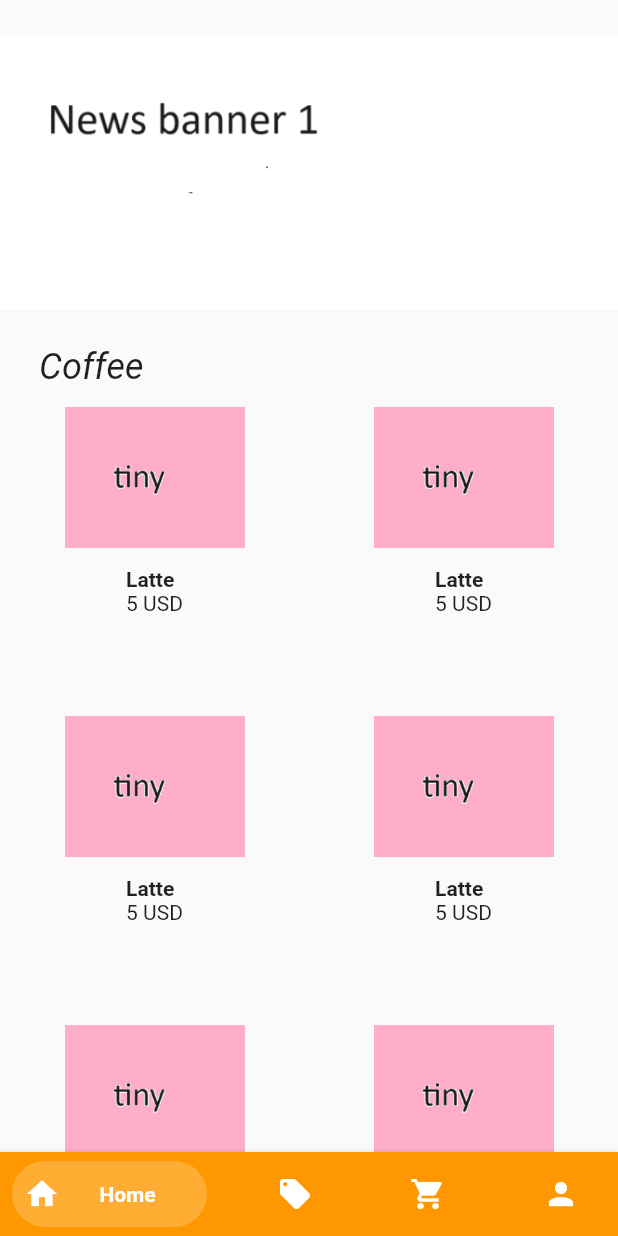
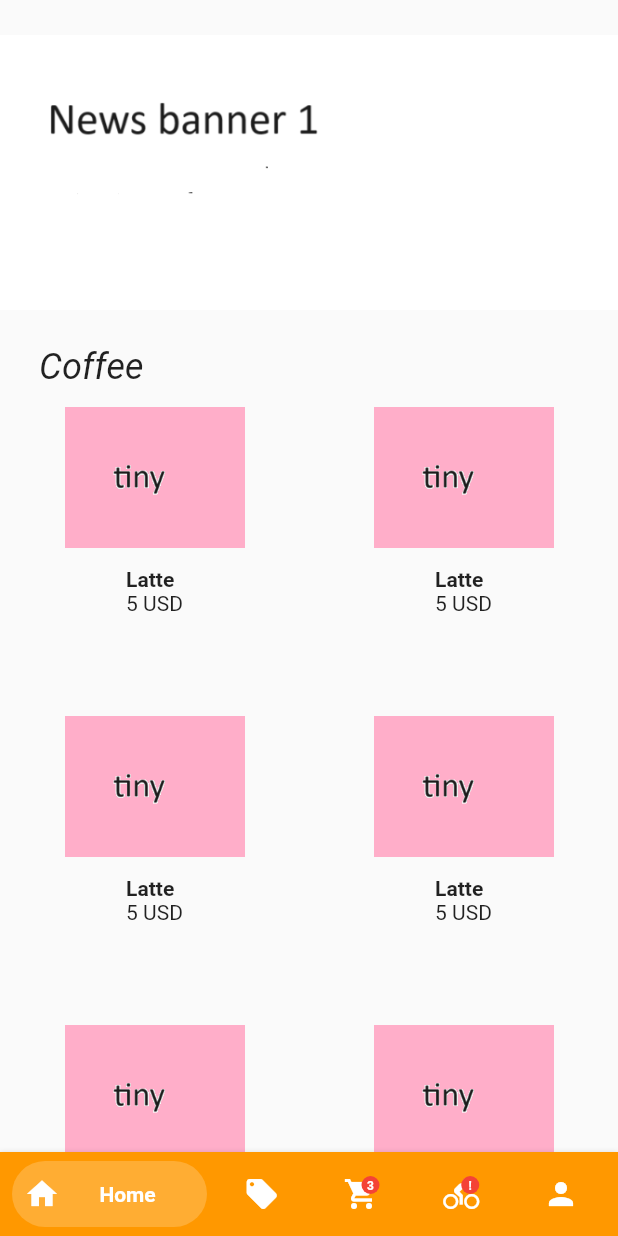
Before and after one commit to pawaka2020/nocoffeenocure, a Flutter app: the screen it shows after launch, on a phone screen of 412 x 824 dp. Run offline on Flutter 3.47's test engine with Material 2 defaults, Android fonts, the phone set to English and light mode, and no system bars; drawn by our look-alikes of bottom_navy_bar.

Commit message:
work done for now

```diff
--- a/lib/dummy_screen.dart
+++ b/lib/dummy_screen.dart
@@ -1,3 +1,7 @@
+/*
+This is just a dummy screen for quick testing.
+*/
+
 import 'package:flutter/material.dart';
 
 class DummyScreen extends StatelessWidget {
--- a/lib/main.dart
+++ b/lib/main.dart
@@ -1,77 +1,20 @@
-// import 'package:flutter/material.dart';
-//
-// void main() {
-//   runApp(const MyApp());
-// }
-//
-// class MyApp extends StatelessWidget {
-//   const MyApp({super.key});
-//   @override
-//   Widget build(BuildContext context) {
-//     return MaterialApp(
-//       title: 'Flutter Demo',
-//       theme: ThemeData(
-//           colorScheme: ColorScheme.
-//           fromSwatch(primarySwatch: Colors.orange).
-//           copyWith(background: Colors.white)
-//       ),
-//       home: const MyHomePage(title: 'Flutter Demo Home Page'),
-//     );
-//   }
-// }
-//
-// class MyHomePage extends StatefulWidget {
-//   const MyHomePage({super.key, required this.title});
-//   final String title;
-//   @override
-//   State<MyHomePage> createState() => _MyHomePageState();
-// }
-//
-// class _MyHomePageState extends State<MyHomePage> {
-//   int _counter = 0;
-//   void _incrementCounter() {
-//     setState(() {
-//       _counter++;
-//     });
-//   }
-//   @override
-//   Widget build(BuildContext context) {
-//     return Scaffold(
-//       appBar: AppBar(
-//         backgroundColor: Theme.of(context).colorScheme.inversePrimary,
-//         title: Text(widget.title),
-//       ),
-//       body: Center(
-//         child: Column(
-//           mainAxisAlignment: MainAxisAlignment.center,
-//           children: <Widget>[
-//             const Text(
-//               'You have pushed the button this many times:',
-//             ),
-//             Text(
-//               '$_counter',
-//               style: Theme.of(context).textTheme.headlineMedium,
-//             ),
-//           ],
-//         ),
-//       ),
-//       floatingActionButton: FloatingActionButton(
-//         onPressed: _incrementCounter,
-//         tooltip: 'Increment',
-//         child: const Icon(Icons.add),
-//       ), // This trailing comma makes auto-formatting nicer for build methods.
-//     );
-//   }
-// }
 import 'package:flutter/material.dart';
-import 'package:nocoffeenocure/screens/home_screen.dart';
-import 'package:nocoffeenocure/screens/menu.dart';
-import 'package:nocoffeenocure/widgets/top_banner.dart';
-//import 'package:nocoffeenocure/screens/top_banner.dart';
+import 'package:nocoffeenocure/provider/cart_count_notifier.dart';
+import 'package:provider/provider.dart';
 import 'screens/splash_screen.dart'; // Import your splash screen file.
 
+/*
+Implement CartCountNotifier to allow changes to cart icon's badge display in
+HomeScreen.
+Launches the app as usual afterwards starting with SplashScreen as first screen.
+ */
 void main() {
-  runApp(const MyApp());
+  runApp(
+    ChangeNotifierProvider(
+      create: (context) => CartCountNotifier(),
+      child: MyApp(),
+    ),
+  );
 }
 
 class MyApp extends StatelessWidget {
@@ -79,29 +22,14 @@ class MyApp extends StatelessWidget {
 
   @override
   Widget build(BuildContext context) {
-    // return MaterialApp(
-    //   title: 'Your App Title',
-    //   theme: ThemeData(
-    //       colorScheme: ColorScheme.
-    //       fromSwatch(primarySwatch: Colors.orange).
-    //       copyWith(background: Colors.white)
-    //   ),
-    //   initialRoute: '/splash', // Set the initial route to your splash screen.
-    //   routes: {
-    //     '/splash': (context) => const SplashScreen(), // Define the route for the splash screen.
-    //     // Define other routes for your app as needed.
-    //   },
-    // );
     return MaterialApp(
-      title:'No Cofee No Cure',
+      title:'No Coffee No Cure',
       theme: ThemeData(
             colorScheme: ColorScheme.
             fromSwatch(primarySwatch: Colors.orange).
             copyWith(background: Colors.white)
       ),
-      //home: const SplashScreen()
-        //test layouts and screens here
-      home:HomeScreen()
+      home: const SplashScreen()
     );
   }
 }
--- a/lib/screens/home_screen.dart
+++ b/lib/screens/home_screen.dart
@@ -1,45 +1,76 @@
 import 'package:flutter/material.dart';
 import 'package:bottom_navy_bar/bottom_navy_bar.dart';
 import 'package:nocoffeenocure/widgets/top_banner.dart';
-import '../widgets/placeholder_block.dart';
+import '../widgets/bottom_nav_bar.dart';
 import 'menu.dart';
+import 'package:nocoffeenocure/screens/me/me.dart';
 
+/*
+Main screen of app.
+This app has 3 main components:
+1 - A banner at the top to show [news] items in a auto rotation.
+2 - Menu items at the middle.
+3 - Bottom navigation bar.
+*/
 class HomeScreen extends StatefulWidget {
   @override
   _HomeScreenState createState() => _HomeScreenState();
 }
 
+//Display [news] items
+Column bannermenu = Column(
+  children: [
+    Expanded(
+        flex: 3,
+        child: TopBanner()
+    ),
+    Expanded(
+        flex: 7,
+        child: MenuWidget()
+    )
+  ],
+);
+
 class _HomeScreenState extends State<HomeScreen> {
   int _currentIndex = 0; // Current selected tab index
+  PageController _pageController = PageController(initialPage: 0);
 
   @override
   Widget build(BuildContext context) {
     return Scaffold(
-      body: Column(
+      body: PageView(
+        controller: _pageController,
         children: [
-          Expanded(
-            flex: 3,
-            child: TopBanner()
-          ),
-          Expanded(
-            flex: 7,
-            child: MenuWidget()
-          )
+          HomePage(), // Default page shown on app launch
+          VouchersPage(), // Vouchers page
+          CartPage(), // Cart page
+          TrackPage(),
+          Me()
         ],
-      ),// Show the selected tab content
-      bottomNavigationBar: buildBottomNavigationBar(0), // Call the function
+        onPageChanged: (index) {
+          setState(() {
+            _currentIndex = index;
+          });
+        },
+      ),
+      //bottom nav bar, using a custom library instead of Flutter's default
+      //only 'track' and 'cart' are coded, others will be coded later.
+      bottomNavigationBar:buildBottomNavigationBar(),
     );
   }
 
-  // Function to build the BottomNavyBar
-  Widget buildBottomNavigationBar(int currentIndex) {
+  Widget buildBottomNavigationBar() {
     return BottomNavyBar(
-      selectedIndex: currentIndex,
+      selectedIndex: _currentIndex,
       backgroundColor: Colors.orange, // Set the background color
       onItemSelected: (int index) {
-        // Handle tab selection
         setState(() {
           _currentIndex = index;
+          _pageController.animateToPage(
+            index,
+            duration: Duration(milliseconds: 300),
+            curve: Curves.ease,
+          );
         });
       },
       items: [
@@ -55,12 +86,8 @@ class _HomeScreenState extends State<HomeScreen> {
           activeColor: Colors.white, // Set active tab text color
           textAlign: TextAlign.center,
         ),
-        BottomNavyBarItem(
-          icon: Icon(Icons.shopping_cart), // Change the icon to a shopping cart icon.
-          title: Text('Cart', style: TextStyle(color: Colors.white)), // Set text color
-          activeColor: Colors.white, // Set active tab text color
-          textAlign: TextAlign.center,
-        ),
+        cart,
+        track,
         BottomNavyBarItem(
           icon: Icon(Icons.person),
           title: Text('Me', style: TextStyle(color: Colors.white)), // Set text color
@@ -70,5 +97,38 @@ class _HomeScreenState extends State<HomeScreen> {
       ],
     );
   }
+}
 
+class HomePage extends StatelessWidget {
+  @override
+  Widget build(BuildContext context) {
+    return bannermenu;
+  }
 }
+
+class VouchersPage extends StatelessWidget {
+  @override
+  Widget build(BuildContext context) {
+    return Center(
+      child: Text('Vouchers Page'),
+    );
+  }
+}
+
+class CartPage extends StatelessWidget {
+  @override
+  Widget build(BuildContext context) {
+    return Center(
+      child: Text('Cart Page'),
+    );
+  }
+}
+
+class TrackPage extends StatelessWidget {
+  @override
+  Widget build(BuildContext context) {
+    return Center(
+      child: Text('Track Page'),
+    );
+  }
+}
--- /dev/null
+++ b/lib/screens/me/about_us.dart
@@ -0,0 +1 @@
+import 'package:flutter/material.dart';
--- /dev/null
+++ b/lib/screens/me/privacy_policy.dart
@@ -0,0 +1 @@
+import 'package:flutter/material.dart';
--- /dev/null
+++ b/lib/screens/me/talk_to_us.dart
@@ -0,0 +1 @@
+import 'package:flutter/material.dart';
--- /dev/null
+++ b/lib/screens/me/terms_of_service.dart
@@ -0,0 +1 @@
+import 'package:flutter/material.dart';
--- a/lib/screens/splash_screen.dart
+++ b/lib/screens/splash_screen.dart
@@ -1,26 +1,22 @@
-// Displays the app's logo and a loading animation during app initialization.
-// TODO: Replace image and text with an actual single image that displays store
-// TODO: logo and the catchphrase 'NO COFFEE NO CURE'.
-
 import 'package:flutter/material.dart';
-
-import '../dummy_screen.dart';
 import 'onboarding_screen.dart';
 
+/*
+Shows No Coffee No Cure's company logo for 3 seconds before moving to the next
+screen.
+*/
 class SplashScreen extends StatefulWidget {
   const SplashScreen({super.key});
-
   @override
   State<SplashScreen> createState() => _SplashScreenState();
 }
 
 class _SplashScreenState extends State<SplashScreen> {
+  //navigate to next screen after 3 seconds delay
   @override
   void initState() {
     super.initState();
-    //navigate to next screen after 3 seconds delay
     Future.delayed(const Duration(seconds: 3), () {
-      //Navigator.pushReplacement(context, MaterialPageRoute(builder: (context) => const DummyScreen()));
       Navigator.pushReplacement(context, MaterialPageRoute(builder: (context) => OnboardingScreen()));
     });
   }
--- a/lib/widgets/bottom_nav_bar.dart
+++ b/lib/widgets/bottom_nav_bar.dart
@@ -0,0 +1,144 @@
+import 'package:bottom_navy_bar/bottom_navy_bar.dart';
+import 'package:flutter/material.dart';
+import 'package:flutter/foundation.dart';
+import 'package:flutter/material.dart';
+import 'package:provider/provider.dart';
+
+BottomNavyBarItem buildNavyBarItem(IconData icondata, String title){
+  return BottomNavyBarItem(
+    icon: Icon(icondata),
+    title: Text(title, style: TextStyle(color:Colors.white)),
+    activeColor: Colors.white,
+    textAlign: TextAlign.center,
+  );
+}
+
+//icon changed.
+//integrate with 'Consumer' widget later.
+BottomNavyBarItem cart = BottomNavyBarItem(
+  icon: Stack(
+    children: [
+      Icon(Icons.shopping_cart), //the icon
+      Positioned(
+        //right: 0,
+        left: 12,
+        child: Container(
+          padding: EdgeInsets.all(2),
+          decoration: BoxDecoration(
+            shape: BoxShape.circle,
+            color: Colors.red, // Set the background color of the badge
+          ),
+          child: CircleAvatar(
+            radius: 4, // Adjust the size of the badge, default 10
+            backgroundColor: Colors.transparent,
+            child: Text(
+              '3', // Replace with the actual number of items in the cart
+              style: TextStyle(
+                fontSize: 8,
+                color: Colors.white,
+                fontWeight: FontWeight.bold,
+              ),
+            ),
+          ), //'number'
+        ),
+      ), //the badge
+    ],
+  ),
+  title: Text('Cart', style: TextStyle(color: Colors.white)),
+  activeColor: Colors.white,
+  textAlign: TextAlign.center,
+);
+
+//also integrate with 'Consumer' widget later.
+BottomNavyBarItem track = BottomNavyBarItem(
+  icon: Stack(
+    children: [
+      Icon(Icons.directions_bike), //the icon
+      Positioned(
+        left: 12,
+        child: Container(
+          padding: EdgeInsets.all(2),
+          decoration: BoxDecoration(
+            shape: BoxShape.circle,
+            color: Colors.red,
+          ),
+          child: CircleAvatar(
+            radius: 4,
+            backgroundColor: Colors.transparent,
+            child: Text(
+              '!',
+              style: TextStyle(
+                fontSize:8, //default 10
+                color: Colors.white,
+                fontWeight: FontWeight.bold,
+              ),
+            ),
+          ), //'number'
+        ),
+      ), //the badge
+    ],
+  ),
+  title: Text('Track', style: TextStyle(color: Colors.white)),
+  activeColor: Colors.white,
+  textAlign: TextAlign.center,
+);
+
+
+class ShoppingCartCountNotifier extends ChangeNotifier {
+  int _count = 0;
+
+  int get count => _count;
+  void addToCart() {
+    _count++;
+    notifyListeners();
+  }
+  void removeFromCart() {
+    if (_count > 0) {
+      _count--;
+      notifyListeners();
+    }
+  }
+}
+
+//as an example of how to include Consumer into a widget for later
+class ShoppingCartWidget extends StatelessWidget {
+  @override
+  Widget build(BuildContext context) {
+    return Consumer<ShoppingCartCountNotifier>(
+      builder: (context, countNotifier, child) {
+        return Stack(
+          children: [
+            IconButton(
+              icon: Icon(Icons.shopping_cart),
+              onPressed: () {
+                // Handle cart button press
+              },
+            ),
+            if (countNotifier.count > 0)
+              Positioned(
+                right: 0,
+                child: Container(
+                  padding: EdgeInsets.all(2),
+                  decoration: BoxDecoration(
+                    shape: BoxShape.circle,
+                    color: Colors.red, // Set the background color of the badge
+                  ),
+                  child: CircleAvatar(
+                    radius: 10, // Adjust the size of the badge
+                    backgroundColor: Colors.transparent,
+                    child: Text(
+                      countNotifier.count.toString(),
+                      style: TextStyle(
+                        color: Colors.white,
+                        fontWeight: FontWeight.bold,
+                      ),
+                    ),
+                  ),
+                ),
+              ),
+          ],
+        );
+      },
+    );
+  }
+}
--- a/pubspec.yaml
+++ b/pubspec.yaml
@@ -30,7 +30,7 @@ environment:
 dependencies:
   flutter:
     sdk: flutter
-
+  provider:
 
   # The following adds the Cupertino Icons font to your application.
   # Use with the CupertinoIcons class for iOS style icons.
```
Also changed, not shown: lib/provider/cart_count_notifier.dart (added, +19 -0 lines), lib/provider/consumer.dart (added, +46 -0 lines), lib/screens/me/help.dart (added, +24 -0 lines), lib/screens/me/me.dart (added, +146 -0 lines), lib/screens/onboarding_screen.dart (+7 -9 lines), pubspec.lock.
